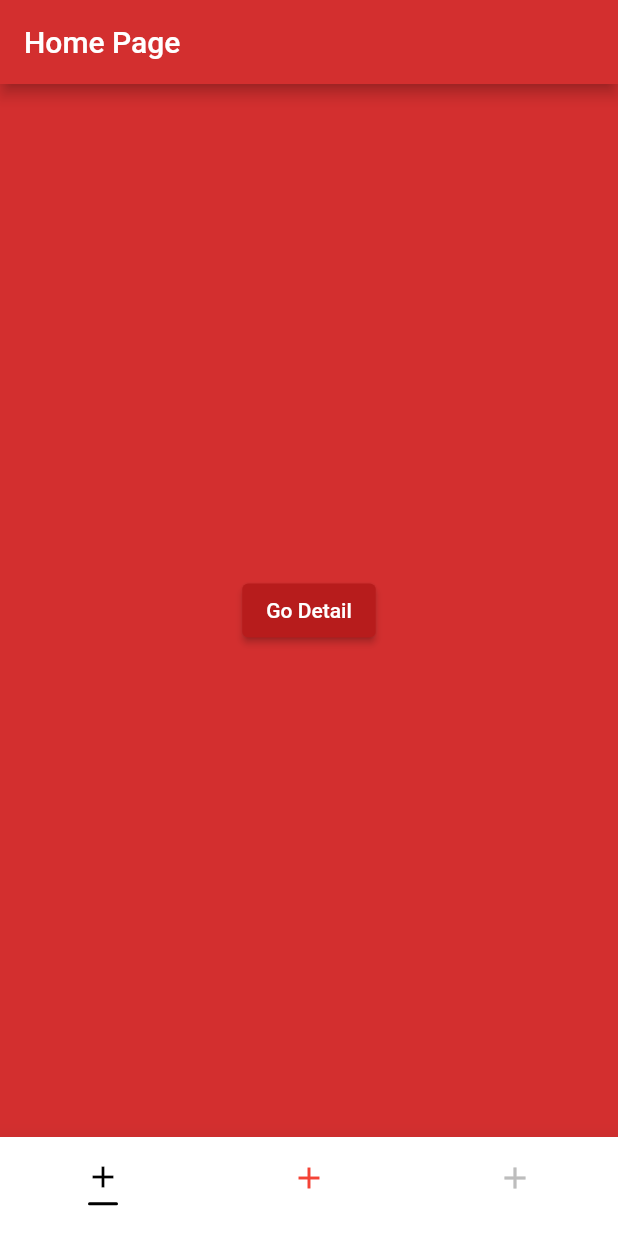
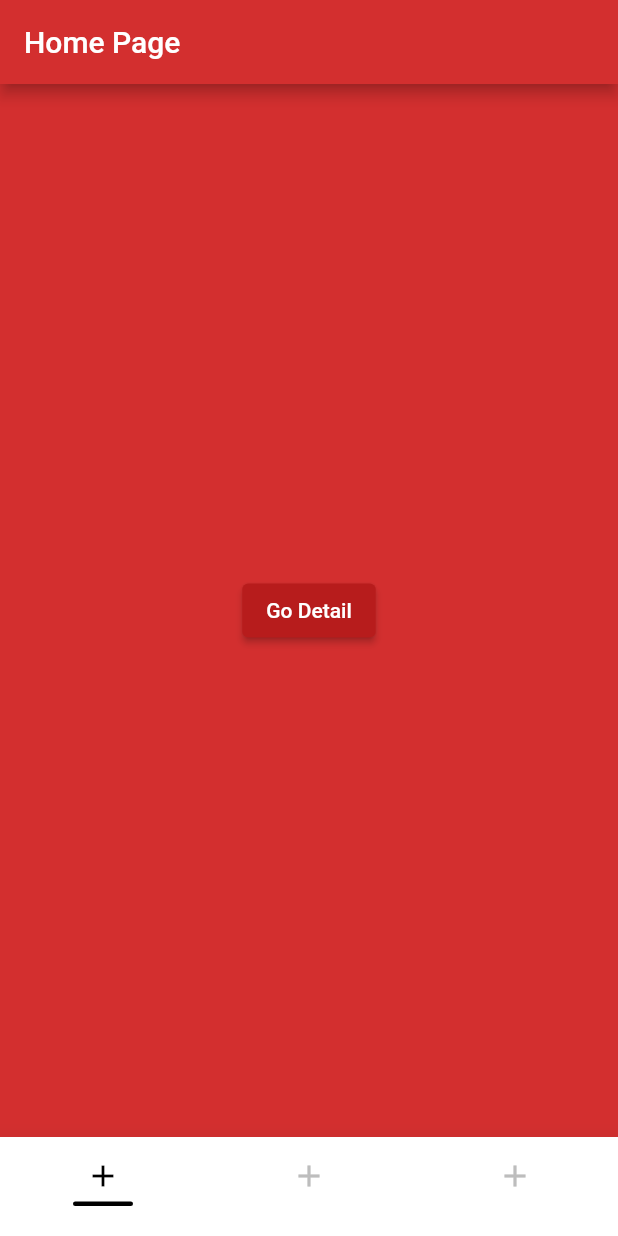
Before and after one commit to yusufnadar/instagram_bottom_nav_bar, a Flutter app: the screen it shows after launch, on a phone screen of 412 x 824 dp. Run offline on Flutter 3.47's test engine with Material 2 defaults, Android fonts, the phone set to English and light mode, and no system bars; our stand-ins replace flutter_svg.

Commit message:
divider on tap comed

```diff
--- a/example/lib/main.dart
+++ b/example/lib/main.dart
@@ -30,9 +30,14 @@ class MyApp extends StatelessWidget {
         // Default iconSize is 24,
         bottomNavigationBarType: BottomNavigationBarType.fixed,
         iconType: IconType.icon,
-        dividerWidth: 20,
+        dividerWidth: 40,
         isDivider: true,
-        middleColor: Colors.red,
+        dividerHeight: 3,
+        dividerMargin: 5,
+        //middleHeight: 40,
+        //height: 70,
+        selectedIconHeight: 20,
+        //middleColor: Colors.blue,
         items: [
           InstagramTabItem(
             label: 'Home Page',
--- a/lib/view/bottom_nav_bar_view.dart
+++ b/lib/view/bottom_nav_bar_view.dart
@@ -87,7 +87,13 @@ class InstagramTabView extends StatefulWidget {
   // middle icon color
   final Color? middleColor;
 
+  // middle icon height
+  final double? middleHeight;
+
   final int? currentIndex;
+
+  // work inside onTap function
+  final Function()? onTapWith;
 
   const InstagramTabView({
     Key? key,
@@ -127,6 +133,7 @@ class InstagramTabView extends StatefulWidget {
     this.dividerRadius,
     this.middleColor,
     this.currentIndex,
+    this.middleHeight, this.onTapWith,
   }) : super(key: key);
 
   @override
@@ -202,6 +209,7 @@ class _InstagramTabViewState extends State<InstagramTabView>
       (index) {
         // if middle tab should different color we can control that
         var middleColor;
+        var middleHeight;
         if (widget.middleColor != null) {
           // if items length equal three we find the middle item
           // if items length equal five we find the middle item
@@ -213,6 +221,20 @@ class _InstagramTabViewState extends State<InstagramTabView>
           if (widget.items.length == 5) {
             if (index == 2) {
               middleColor = widget.middleColor;
+            }
+          }
+        }
+        if (widget.middleHeight != null) {
+          // if items length equal three we find the middle item
+          // if items length equal five we find the middle item
+          if (widget.items.length == 3) {
+            if (index == 1) {
+              middleHeight = widget.middleHeight;
+            }
+          }
+          if (widget.items.length == 5) {
+            if (index == 2) {
+              middleHeight = widget.middleHeight;
             }
           }
         }
@@ -237,9 +259,11 @@ class _InstagramTabViewState extends State<InstagramTabView>
                       ? widget.selectedIconWidth
                       : widget.unSelectedIconWidth,
                   // we can control height of selected and unselected item
-                  height: index == currentIndex
+                  height: middleHeight == null
+                      ? index == currentIndex
                           ? widget.selectedIconHeight
-                      : widget.unSelectedIconHeight,
+                          : widget.unSelectedIconHeight
+                      : widget.middleHeight,
                 ),
                 if (index == currentIndex && middleColor == null)
                   // if there is a divider it shows here
@@ -263,7 +287,10 @@ class _InstagramTabViewState extends State<InstagramTabView>
                 else
                   // it should be because when is no divider one tab it should be
                   // the same height each other
-                  SizedBox(height: widget.dividerMargin ?? 5)
+                  SizedBox(
+                    height: (widget.dividerHeight ?? 2) +
+                        (widget.dividerMargin ?? 5),
+                  )
               ],
             );
           } else {
@@ -278,9 +305,11 @@ class _InstagramTabViewState extends State<InstagramTabView>
               width: index == currentIndex
                   ? widget.selectedIconWidth
                   : widget.unSelectedIconWidth,
-              height: index == currentIndex
+              height: middleHeight == null
+                  ? index == currentIndex
                       ? widget.selectedIconHeight
-                  : widget.unSelectedIconHeight,
+                      : widget.unSelectedIconHeight
+                  : widget.middleHeight,
             );
           }
         } else if (widget.iconType == IconType.svg) {
@@ -300,9 +329,11 @@ class _InstagramTabViewState extends State<InstagramTabView>
                   width: index == currentIndex
                       ? widget.selectedIconWidth
                       : widget.unSelectedIconWidth,
-                  height: index == currentIndex
+                  height: middleHeight == null
+                      ? index == currentIndex
                           ? widget.selectedIconHeight
-                      : widget.unSelectedIconHeight,
+                          : widget.unSelectedIconHeight
+                      : widget.middleHeight,
                 ),
                 if (index == currentIndex && middleColor == null)
                   Container(
@@ -316,7 +347,10 @@ class _InstagramTabViewState extends State<InstagramTabView>
                     margin: EdgeInsets.only(top: widget.dividerMargin ?? 5),
                   )
                 else
-                  SizedBox(height: widget.dividerMargin ?? 5)
+                  SizedBox(
+                    height: (widget.dividerHeight ?? 2) +
+                        (widget.dividerMargin ?? 5),
+                  )
               ],
             );
           } else
@@ -332,9 +366,11 @@ class _InstagramTabViewState extends State<InstagramTabView>
                 width: index == currentIndex
                     ? widget.selectedIconWidth
                     : widget.unSelectedIconWidth,
-                height: index == currentIndex
+                height: middleHeight == null
+                    ? index == currentIndex
                         ? widget.selectedIconHeight
-                    : widget.unSelectedIconHeight,
+                        : widget.unSelectedIconHeight
+                    : widget.middleHeight,
               ),
             );
         } else if (widget.iconType == IconType.icon) {
@@ -343,17 +379,17 @@ class _InstagramTabViewState extends State<InstagramTabView>
             child = Column(
               mainAxisAlignment: MainAxisAlignment.center,
               children: [
-                Icon(
-                  widget.items[index].icon,
+                Icon(widget.items[index].icon,
                     color: middleColor == null
                         ? index == currentIndex
                             ? widget.selectedItemColor
                             : widget.unselectedItemColor
                         : middleColor,
-                  size: index == currentIndex
+                    size: middleHeight == null
+                        ? index == currentIndex
                             ? widget.selectedIconSize
-                      : widget.unSelectedIconSize,
-                ),
+                            : widget.unSelectedIconSize
+                        : widget.middleHeight),
                 if (index == currentIndex && middleColor == null)
                   Container(
                     width: widget.dividerWidth ?? 15,
@@ -366,21 +402,24 @@ class _InstagramTabViewState extends State<InstagramTabView>
                     margin: EdgeInsets.only(top: widget.dividerMargin ?? 5),
                   )
                 else
-                  SizedBox(height: widget.dividerMargin ?? 5)
+                  SizedBox(
+                    height: (widget.dividerHeight ?? 2) +
+                        (widget.dividerMargin ?? 5),
+                  )
               ],
             );
           } else {
-            child = Icon(
-              widget.items[index].icon,
+            child = Icon(widget.items[index].icon,
                 color: middleColor == null
                     ? index == currentIndex
                         ? widget.selectedItemColor
                         : widget.unselectedItemColor
                     : middleColor,
-              size: index == currentIndex
+                size: middleHeight == null
+                    ? index == currentIndex
                         ? widget.selectedIconSize
-                  : widget.unSelectedIconSize,
-            );
+                        : widget.unSelectedIconSize
+                    : widget.middleHeight);
           }
         }
         return BottomNavigationBarItem(
@@ -467,6 +506,9 @@ class _InstagramTabViewState extends State<InstagramTabView>
 
   // change bottom bar index
   void changeIndex(int itemIndex) {
+    if(widget.onTapWith != null){
+      widget.onTapWith!();
+    }
     setState(() {});
     if (itemIndex == currentIndex) {
       // if we click the same tab when we use it goes the first page of tab
--- a/pubspec.yaml
+++ b/pubspec.yaml
@@ -1,6 +1,6 @@
 name: instagram_bottom_nav_bar
 description: Best bottom bar structure created to control page flow. You don't need to describe navigatorKey for each Bottom Bar Item. I've already do that.
-version: 3.0.7
+version: 3.0.10
 homepage: https://github.com/yusufnadar/instagram_bottom_nav_bar
 
 environment:
```
Also changed, not shown: 2 other files. Lines whose indentation alone changed are shown as unchanged.
